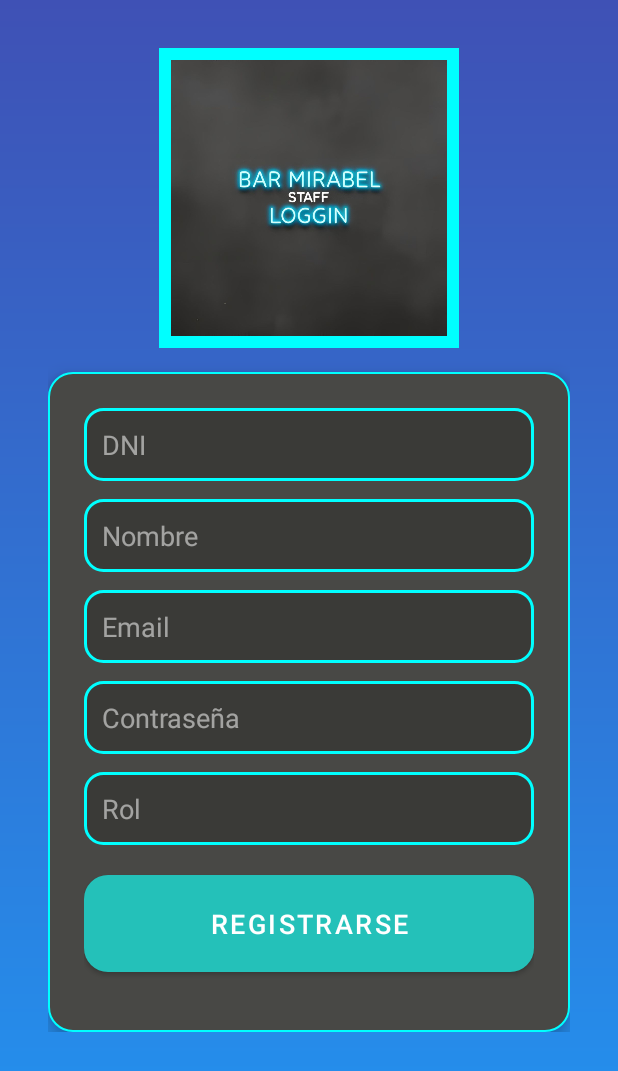
After one commit to hugoo0605/BugBusters, an Android app built with Jetpack Compose: the RegisterActivity screen opened directly, with no data from a screen before it, on a phone screen of 412 x 824 dp. The commit adds this screen. Shown: the top 1071 px of the screen. Run offline under Robolectric (Android 15) with nearby library versions, the phone set to English and light mode, and no system bars.

Commit message:
Activity para registrarse dentro de la app

```diff
--- a/app/src/main/AndroidManifest.xml
+++ b/app/src/main/AndroidManifest.xml
@@ -25,6 +25,7 @@
         <activity android:name=".activities.GenerarCuentaActivity" />
         <activity android:name=".activities.DetallePedidoActivity" />
         <activity android:name=".activities.FacturasPendientesActivity" />
+        <activity android:name=".activities.RegisterActivity" />
     </application>
 
 </manifest>
--- a/app/src/main/java/com/bugbusters/staff/activities/LoginAcitivity.kt
+++ b/app/src/main/java/com/bugbusters/staff/activities/LoginAcitivity.kt
@@ -84,6 +84,10 @@ class LoginActivity : AppCompatActivity() {
             binding.passwordEditText.setSelection(binding.passwordEditText.text.length)
             isPasswordVisible = !isPasswordVisible
         }
+        binding.goToRegisterText.setOnClickListener {
+            val intent = Intent(this, RegisterActivity::class.java)
+            startActivity(intent)
+        }
     }
 
     private fun login(email: String, password: String) {
--- /dev/null
+++ b/app/src/main/java/com/bugbusters/staff/activities/RegisterActivity.kt
@@ -0,0 +1,67 @@
+package com.bugbusters.staff.activities
+
+import android.content.Intent
+import android.os.Bundle
+import android.widget.Toast
+import androidx.appcompat.app.AppCompatActivity
+import com.bugbusters.staff.databinding.ActivityRegisterBinding
+import com.bugbusters.staff.api.AuthApi
+import okhttp3.ResponseBody
+import retrofit2.*
+import retrofit2.converter.gson.GsonConverterFactory
+
+class RegisterActivity : AppCompatActivity() {
+    private lateinit var binding: ActivityRegisterBinding
+    private lateinit var authApi: AuthApi
+
+    override fun onCreate(savedInstanceState: Bundle?) {
+        super.onCreate(savedInstanceState)
+        binding = ActivityRegisterBinding.inflate(layoutInflater)
+        setContentView(binding.root)
+
+        val retrofit = Retrofit.Builder()
+            .baseUrl("https://bugbustersspring.onrender.com/api/")
+            //.baseUrl("http://10.0.2.2:8080/api/")
+            .addConverterFactory(GsonConverterFactory.create())
+            .build()
+
+        authApi = retrofit.create(AuthApi::class.java)
+
+        binding.btnRegistrarse.setOnClickListener {
+            val dni = binding.etDni.text.toString().trim()
+            val nombre = binding.etNombre.text.toString().trim()
+            val email = binding.etEmail.text.toString().trim()
+            val password = binding.etPassword.text.toString().trim()
+            val rol = binding.roleEditText.text.toString().trim()
+
+            if (nombre.isEmpty() || dni.isEmpty() || email.isEmpty() || password.isEmpty() || rol.isEmpty()) {
+                Toast.makeText(this, "Por favor completa todos los campos", Toast.LENGTH_SHORT).show()
+                return@setOnClickListener
+            }
+
+            val body = mapOf(
+                "nombre" to nombre,
+                "dni" to dni,
+                "email" to email,
+                "password" to password,
+                "rol" to rol
+            )
+
+            authApi.register(body).enqueue(object : Callback<ResponseBody> {
+                override fun onResponse(call: Call<ResponseBody>, response: Response<ResponseBody>) {
+                    if (response.isSuccessful) {
+                        Toast.makeText(this@RegisterActivity, "Registro exitoso. Inicia sesión.", Toast.LENGTH_LONG).show()
+                        startActivity(Intent(this@RegisterActivity, LoginActivity::class.java))
+                        finish()
+                    } else {
+                        Toast.makeText(this@RegisterActivity, "Error: ${response.code()}", Toast.LENGTH_SHORT).show()
+                    }
+                }
+
+                override fun onFailure(call: Call<ResponseBody>, t: Throwable) {
+                    Toast.makeText(this@RegisterActivity, "Fallo: ${t.message}", Toast.LENGTH_LONG).show()
+                }
+            })
+        }
+    }
+}
--- a/app/src/main/java/com/bugbusters/staff/api/AuthApi.kt
+++ b/app/src/main/java/com/bugbusters/staff/api/AuthApi.kt
@@ -2,11 +2,14 @@ package com.bugbusters.staff.api
 
 import com.bugbusters.staff.dto.LoginRequest
 import com.bugbusters.staff.dto.TrabajadorDTO
+import okhttp3.ResponseBody
 import retrofit2.Call
 import retrofit2.http.Body
 import retrofit2.http.POST
 
 interface AuthApi {
     @POST("auth/login")
-    fun login(@Body request: LoginRequest): Call<TrabajadorDTO>  // o ResponseBody si devuelves solo OK
+    fun login(@Body request: LoginRequest): Call<TrabajadorDTO>
+    @POST("auth/register")
+    fun register(@Body request: Map<String, String>): Call<ResponseBody>
 }
--- a/app/src/main/res/layout/activity_login.xml
+++ b/app/src/main/res/layout/activity_login.xml
@@ -107,5 +107,13 @@
             android:text="Recordar sesión"
             android:textColor="#FFFFFF"
             android:layout_marginTop="12dp" />
+
+        <TextView
+            android:id="@+id/goToRegisterText"
+            android:layout_width="wrap_content"
+            android:layout_height="wrap_content"
+            android:text="¿No tienes cuenta? Regístrate"
+            android:textColor="#88FFFFFF"
+            android:layout_marginTop="16dp" />
     </LinearLayout>
 </LinearLayout>
--- /dev/null
+++ b/app/src/main/res/layout/activity_register.xml
@@ -0,0 +1,102 @@
+<?xml version="1.0" encoding="utf-8"?>
+<ScrollView xmlns:android="http://schemas.android.com/apk/res/android"
+    android:layout_width="match_parent"
+    android:layout_height="match_parent"
+    android:background="@drawable/background_gradient"
+    android:padding="32dp">
+
+    <LinearLayout
+        android:layout_width="match_parent"
+        android:layout_height="wrap_content"
+        android:orientation="vertical"
+        android:gravity="center_horizontal">
+
+        <!-- Logo y título -->
+        <ImageView
+            android:id="@+id/registerLogo"
+            android:layout_width="200dp"
+            android:layout_height="200dp"
+            android:layout_marginBottom="16dp"
+            android:background="@drawable/neon_square"
+            android:contentDescription="Logo del bar"
+            android:padding="8dp"
+            android:src="@drawable/logo_bar" />
+
+        <LinearLayout
+            android:layout_width="match_parent"
+            android:layout_height="wrap_content"
+            android:orientation="vertical"
+            android:background="@drawable/neon_box"
+            android:padding="24dp"
+            android:elevation="8dp">
+
+            <EditText
+                android:id="@+id/etDni"
+                android:layout_width="match_parent"
+                android:layout_height="wrap_content"
+                android:hint="DNI"
+                android:inputType="text"
+                android:background="@drawable/edit_text_bg"
+                android:padding="12dp"
+                android:textColor="@android:color/white"
+                android:textColorHint="#88FFFFFF"
+                android:layout_marginBottom="12dp" />
+
+            <EditText
+                android:id="@+id/etNombre"
+                android:layout_width="match_parent"
+                android:layout_height="wrap_content"
+                android:hint="Nombre"
+                android:inputType="textPersonName"
+                android:background="@drawable/edit_text_bg"
+                android:padding="12dp"
+                android:textColor="@android:color/white"
+                android:textColorHint="#88FFFFFF"
+                android:layout_marginBottom="12dp" />
+
+            <EditText
+                android:id="@+id/etEmail"
+                android:layout_width="match_parent"
+                android:layout_height="wrap_content"
+                android:hint="Email"
+                android:inputType="textEmailAddress"
+                android:background="@drawable/edit_text_bg"
+                android:padding="12dp"
+                android:textColor="@android:color/white"
+                android:textColorHint="#88FFFFFF"
+                android:layout_marginBottom="12dp" />
+
+            <EditText
+                android:id="@+id/etPassword"
+                android:layout_width="match_parent"
+                android:layout_height="wrap_content"
+                android:hint="Contraseña"
+                android:inputType="textPassword"
+                android:background="@drawable/edit_text_bg"
+                android:padding="12dp"
+                android:textColor="@android:color/white"
+                android:textColorHint="#88FFFFFF"
+                android:layout_marginBottom="12dp" />
+
+            <EditText
+                android:id="@+id/roleEditText"
+                android:layout_width="match_parent"
+                android:layout_height="wrap_content"
+                android:hint="Rol"
+                android:inputType="text"
+                android:background="@drawable/edit_text_bg"
+                android:padding="12dp"
+                android:textColor="@android:color/white"
+                android:textColorHint="#88FFFFFF"
+                android:layout_marginBottom="12dp" />
+
+            <Button
+                android:id="@+id/btnRegistrarse"
+                style="@style/FancyMenuButton"
+                android:layout_width="match_parent"
+                android:layout_height="wrap_content"
+                android:text="Registrarse"
+                android:layout_marginTop="8dp" />
+        </LinearLayout>
+    </LinearLayout>
+</ScrollView>
```
